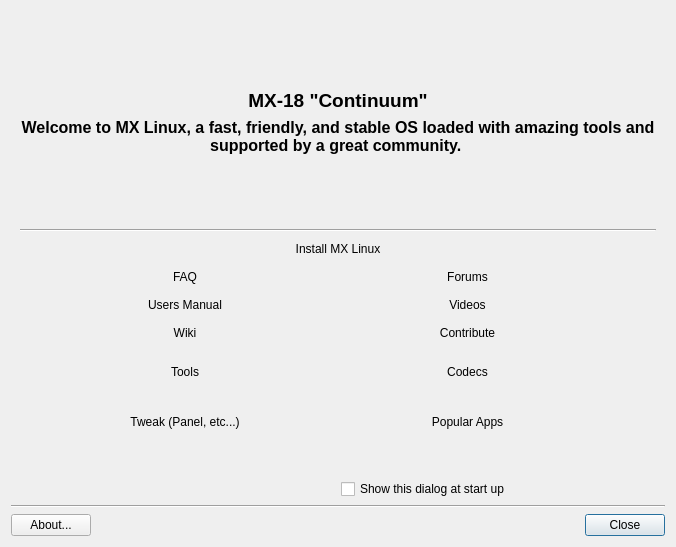
Before: the Qt Designer form mainwindow.ui in MX-Linux/mx-welcome, drawn with Qt 5.
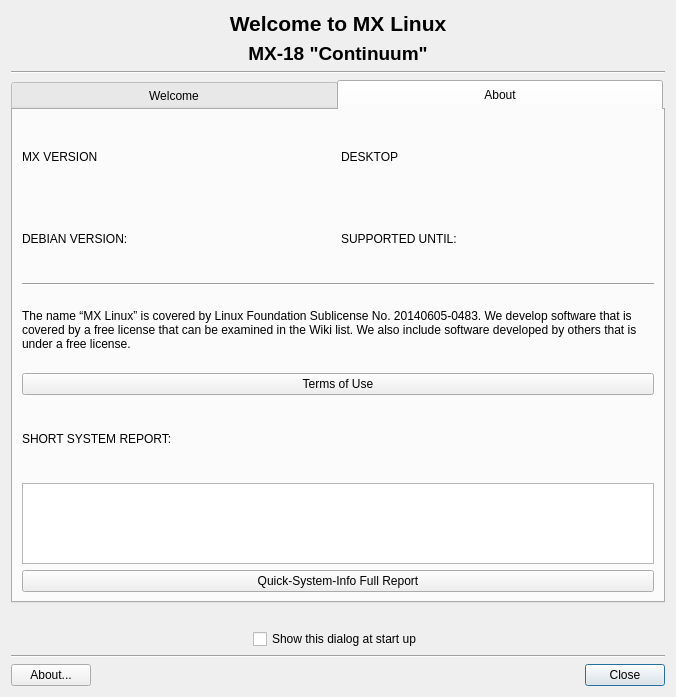
After: the same form once the commit is applied. Icons and pictures are not drawn. Custom widgets are drawn as their Qt base class.

Commit message: new about tab

```diff
--- a/mainwindow.ui
+++ b/mainwindow.ui
@@ -7,7 +7,7 @@
     <x>0</x>
     <y>0</y>
     <width>674</width>
-    <height>547</height>
+    <height>697</height>
    </rect>
   </property>
   <property name="windowTitle">
@@ -20,182 +20,9 @@
    <bool>false</bool>
   </property>
   <layout class="QGridLayout" name="gridLayout_4">
-   <item row="2" column="1">
-    <widget class="QCheckBox" name="checkBox">
-     <property name="focusPolicy">
-      <enum>Qt::NoFocus</enum>
-     </property>
-     <property name="text">
-      <string>Show this dialog at start up</string>
-     </property>
-    </widget>
-   </item>
-   <item row="5" column="0" colspan="2">
-    <layout class="QGridLayout" name="buttonBar" columnstretch="0,0,0,0,0,0,0,0,0">
-     <property name="sizeConstraint">
-      <enum>QLayout::SetDefaultConstraint</enum>
-     </property>
-     <property name="leftMargin">
-      <number>0</number>
-     </property>
-     <property name="topMargin">
-      <number>0</number>
-     </property>
-     <property name="rightMargin">
-      <number>0</number>
-     </property>
-     <property name="bottomMargin">
-      <number>0</number>
-     </property>
-     <property name="spacing">
-      <number>5</number>
-     </property>
-     <item row="0" column="3">
-      <widget class="QLabel" name="labelMX">
-       <property name="maximumSize">
-        <size>
-         <width>32</width>
-         <height>32</height>
-        </size>
-       </property>
-       <property name="midLineWidth">
-        <number>0</number>
-       </property>
-       <property name="text">
-        <string/>
-       </property>
-       <property name="pixmap">
-        <pixmap>:/icons/logo.png</pixmap>
-       </property>
-       <property name="scaledContents">
-        <bool>true</bool>
-       </property>
-      </widget>
-     </item>
-     <item row="0" column="0">
-      <widget class="QPushButton" name="buttonAbout">
-       <property name="sizePolicy">
-        <sizepolicy hsizetype="Minimum" vsizetype="Preferred">
-         <horstretch>0</horstretch>
-         <verstretch>0</verstretch>
-        </sizepolicy>
-       </property>
-       <property name="focusPolicy">
-        <enum>Qt::NoFocus</enum>
-       </property>
-       <property name="toolTip">
-        <string>About this application</string>
-       </property>
-       <property name="text">
-        <string>About...</string>
-       </property>
-       <property name="icon">
-        <iconset theme="help-about">
-         <normaloff>.</normaloff>.</iconset>
-       </property>
-       <property name="shortcut">
-        <string>Alt+B</string>
-       </property>
-       <property name="autoDefault">
-        <bool>true</bool>
-       </property>
-       <property name="default">
-        <bool>false</bool>
-       </property>
-      </widget>
-     </item>
-     <item row="0" column="5">
-      <spacer name="horizontalSpacer2">
-       <property name="orientation">
-        <enum>Qt::Horizontal</enum>
-       </property>
-       <property name="sizeType">
-        <enum>QSizePolicy::Expanding</enum>
-       </property>
-       <property name="sizeHint" stdset="0">
-        <size>
-         <width>100</width>
-         <height>20</height>
-        </size>
-       </property>
-      </spacer>
-     </item>
-     <item row="0" column="1">
-      <spacer name="horizontalSpacer1">
-       <property name="orientation">
-        <enum>Qt::Horizontal</enum>
-       </property>
-       <property name="sizeType">
-        <enum>QSizePolicy::Expanding</enum>
-       </property>
-       <property name="sizeHint" stdset="0">
-        <size>
-         <width>183</width>
-         <height>20</height>
-        </size>
-       </property>
-      </spacer>
-     </item>
-     <item row="0" column="8">
-      <widget class="QPushButton" name="buttonCancel">
-       <property name="sizePolicy">
-        <sizepolicy hsizetype="Minimum" vsizetype="Preferred">
-         <horstretch>0</horstretch>
-         <verstretch>0</verstretch>
-        </sizepolicy>
-       </property>
-       <property name="focusPolicy">
-        <enum>Qt::NoFocus</enum>
-       </property>
-       <property name="toolTip">
-        <string>Quit application</string>
-       </property>
-       <property name="text">
-        <string>Close</string>
-       </property>
-       <property name="icon">
-        <iconset theme="window-close">
-         <normaloff>.</normaloff>.</iconset>
-       </property>
-       <property name="shortcut">
-        <string>Alt+N</string>
-       </property>
-       <property name="autoDefault">
-        <bool>true</bool>
-       </property>
-       <property name="default">
-        <bool>true</bool>
-       </property>
-      </widget>
-     </item>
-    </layout>
-   </item>
-   <item row="1" column="0" colspan="2">
-    <widget class="QLabel" name="labelLoginInfo">
-     <property name="text">
-      <string/>
-     </property>
-    </widget>
-   </item>
-   <item row="4" column="0" colspan="2">
-    <widget class="Line" name="line_2">
-     <property name="orientation">
-      <enum>Qt::Horizontal</enum>
-     </property>
-    </widget>
-   </item>
    <item row="0" column="0" colspan="2">
-    <widget class="QFrame" name="frame">
-     <property name="minimumSize">
-      <size>
-       <width>654</width>
-       <height>0</height>
-      </size>
-     </property>
-     <layout class="QGridLayout" name="gridLayout_3">
-      <item row="1" column="0">
        <layout class="QGridLayout" name="gridLayout_2">
-        <item row="0" column="0">
+     <item row="1" column="0">
          <widget class="QLabel" name="labelTitle">
           <property name="text">
            <string notr="true">&lt;html&gt;&lt;head/&gt;&lt;body&gt;&lt;p align=&quot;center&quot;&gt;&lt;span style=&quot; font-size:14pt; font-weight:600;&quot;&gt;MX-18 &amp;quot;Continuum&amp;quot;&lt;/span&gt;&lt;/p&gt;&lt;/body&gt;&lt;/html&gt;</string>
@@ -205,61 +32,102 @@
           </property>
          </widget>
         </item>
-        <item row="1" column="0">
-         <widget class="QLabel" name="labelIntro">
+     <item row="0" column="0">
+      <widget class="QLabel" name="labelgraphic">
           <property name="text">
-           <string>&lt;html&gt;&lt;head/&gt;&lt;body&gt;&lt;p align=&quot;center&quot;&gt;&lt;span style=&quot; font-size:12pt; font-weight:600;&quot;&gt;Welcome to MX Linux, a fast, friendly, and stable OS loaded with amazing tools and supported by a great community. &lt;/span&gt;&lt;/p&gt;&lt;/body&gt;&lt;/html&gt;</string>
-          </property>
-          <property name="alignment">
-           <set>Qt::AlignLeading|Qt::AlignLeft|Qt::AlignVCenter</set>
-          </property>
-          <property name="wordWrap">
+        <string>&lt;html&gt;&lt;head/&gt;&lt;body&gt;&lt;p align=&quot;center&quot;&gt;&lt;span style=&quot; font-size:16pt; font-weight:600&quot;&gt;Welcome to MX Linux&lt;/span&gt;&lt;/p&gt;&lt;/body&gt;&lt;/html&gt;</string>
+       </property>
+       <property name="pixmap">
+        <pixmap>../../../../usr/share/mx-welcome/header.jpg</pixmap>
+       </property>
+       <property name="scaledContents">
            <bool>true</bool>
           </property>
          </widget>
         </item>
-       </layout>
-      </item>
       <item row="2" column="0">
-       <spacer name="verticalSpacer_2">
-        <property name="orientation">
-         <enum>Qt::Vertical</enum>
-        </property>
-        <property name="sizeType">
-         <enum>QSizePolicy::Expanding</enum>
-        </property>
-        <property name="sizeHint" stdset="0">
-         <size>
-          <width>20</width>
-          <height>0</height>
-         </size>
-        </property>
-       </spacer>
-      </item>
-      <item row="0" column="0">
-       <spacer name="verticalSpacer_1">
-        <property name="orientation">
-         <enum>Qt::Vertical</enum>
-        </property>
-        <property name="sizeType">
-         <enum>QSizePolicy::Expanding</enum>
-        </property>
-        <property name="sizeHint" stdset="0">
-         <size>
-          <width>20</width>
-          <height>0</height>
-         </size>
-        </property>
-       </spacer>
-      </item>
-      <item row="3" column="0">
        <widget class="Line" name="line_3">
         <property name="orientation">
          <enum>Qt::Horizontal</enum>
         </property>
        </widget>
       </item>
-      <item row="5" column="0">
+     <item row="3" column="0">
+      <widget class="QTabWidget" name="tabWidget">
+       <property name="minimumSize">
+        <size>
+         <width>654</width>
+         <height>0</height>
+        </size>
+       </property>
+       <property name="styleSheet">
+        <string notr="true">QTabBar::tab { height: 30px; width: 326px; } </string>
+       </property>
+       <property name="currentIndex">
+        <number>1</number>
+       </property>
+       <widget class="QWidget" name="Welcome">
+        <attribute name="title">
+         <string>Welcome</string>
+        </attribute>
+        <layout class="QGridLayout" name="gridLayout_3">
+         <item row="3" column="0">
+          <layout class="QHBoxLayout" name="horizontalLayout_4">
+           <item>
+            <spacer name="horizontalSpacer_16">
+             <property name="orientation">
+              <enum>Qt::Horizontal</enum>
+             </property>
+             <property name="sizeHint" stdset="0">
+              <size>
+               <width>13</width>
+               <height>13</height>
+              </size>
+             </property>
+            </spacer>
+           </item>
+           <item>
+            <widget class="FlatButton" name="buttonSetup">
+             <property name="focusPolicy">
+              <enum>Qt::NoFocus</enum>
+             </property>
+             <property name="text">
+              <string>Install MX Linux</string>
+             </property>
+             <property name="icon">
+              <iconset>
+               <normaloff>:/icons/setup.png</normaloff>:/icons/setup.png</iconset>
+             </property>
+             <property name="iconSize">
+              <size>
+               <width>42</width>
+               <height>42</height>
+              </size>
+             </property>
+             <property name="autoDefault">
+              <bool>true</bool>
+             </property>
+             <property name="flat">
+              <bool>true</bool>
+             </property>
+            </widget>
+           </item>
+           <item>
+            <spacer name="horizontalSpacer_17">
+             <property name="orientation">
+              <enum>Qt::Horizontal</enum>
+             </property>
+             <property name="sizeHint" stdset="0">
+              <size>
+               <width>13</width>
+               <height>13</height>
+              </size>
+             </property>
+            </spacer>
+           </item>
+          </layout>
+         </item>
+         <item row="4" column="0">
        <layout class="QGridLayout" name="gridLayout">
         <item row="0" column="5">
          <widget class="FlatButton" name="buttonForum">
@@ -730,76 +598,207 @@
           </property>
          </spacer>
         </item>
+          </layout>
+         </item>
+        </layout>
+       </widget>
+       <widget class="QWidget" name="About">
+        <attribute name="title">
+         <string>About</string>
+        </attribute>
+        <layout class="QGridLayout" name="gridLayout_6">
         <item row="0" column="0">
-         <spacer name="horizontalSpacer_7">
-          <property name="orientation">
-           <enum>Qt::Horizontal</enum>
-          </property>
-          <property name="sizeHint" stdset="0">
+          <layout class="QGridLayout" name="gridLayout_5">
+           <item row="5" column="0">
+            <widget class="QLabel" name="label_5">
+             <property name="text">
+              <string>SHORT SYSTEM REPORT:</string>
+             </property>
+            </widget>
+           </item>
+           <item row="6" column="0" colspan="4">
+            <widget class="QTextBrowser" name="textBrowser">
+             <property name="maximumSize">
            <size>
-            <width>40</width>
-            <height>20</height>
-           </size>
-          </property>
-         </spacer>
-        </item>
-        <item row="1" column="7">
-         <spacer name="horizontalSpacer_6">
-          <property name="orientation">
-           <enum>Qt::Horizontal</enum>
-          </property>
-          <property name="sizeHint" stdset="0">
-           <size>
-            <width>61</width>
-            <height>17</height>
-           </size>
-          </property>
-         </spacer>
-        </item>
-        <item row="0" column="7">
-         <spacer name="horizontalSpacer_9">
+               <width>16777215</width>
+               <height>81</height>
+              </size>
+             </property>
+             <property name="html">
+              <string>&lt;!DOCTYPE HTML PUBLIC &quot;-//W3C//DTD HTML 4.0//EN&quot; &quot;http://www.w3.org/TR/REC-html40/strict.dtd&quot;&gt;
+&lt;html&gt;&lt;head&gt;&lt;meta name=&quot;qrichtext&quot; content=&quot;1&quot; /&gt;&lt;style type=&quot;text/css&quot;&gt;
+p, li { white-space: pre-wrap; }
+&lt;/style&gt;&lt;/head&gt;&lt;body style=&quot; font-family:'Noto Sans'; font-size:10.5pt; font-weight:400; font-style:normal;&quot;&gt;
+&lt;p style=&quot;-qt-paragraph-type:empty; margin-top:0px; margin-bottom:0px; margin-left:0px; margin-right:0px; -qt-block-indent:0; text-indent:0px;&quot;&gt;&lt;br /&gt;&lt;/p&gt;&lt;/body&gt;&lt;/html&gt;</string>
+             </property>
+            </widget>
+           </item>
+           <item row="0" column="2">
+            <widget class="QLabel" name="label_3">
+             <property name="text">
+              <string>DESKTOP</string>
+             </property>
+            </widget>
+           </item>
+           <item row="1" column="0">
+            <widget class="QLabel" name="label_2">
+             <property name="text">
+              <string>DEBIAN VERSION:</string>
+             </property>
+            </widget>
+           </item>
+           <item row="1" column="3">
+            <widget class="QLabel" name="labelSupportUntil">
+             <property name="text">
+              <string/>
+             </property>
+            </widget>
+           </item>
+           <item row="1" column="2">
+            <widget class="QLabel" name="label_4">
+             <property name="text">
+              <string>SUPPORTED UNTIL:</string>
+             </property>
+            </widget>
+           </item>
+           <item row="7" column="0" colspan="4">
+            <widget class="QPushButton" name="ButtonQSI">
+             <property name="text">
+              <string>Quick-System-Info Full Report</string>
+             </property>
+            </widget>
+           </item>
+           <item row="0" column="3">
+            <widget class="QLabel" name="labelDesktopVersion">
+             <property name="text">
+              <string/>
+             </property>
+            </widget>
+           </item>
+           <item row="1" column="1">
+            <widget class="QLabel" name="LabelDebianVersion">
+             <property name="text">
+              <string/>
+             </property>
+            </widget>
+           </item>
+           <item row="4" column="0" colspan="4">
+            <widget class="QPushButton" name="buttonTOS">
+             <property name="text">
+              <string>Terms of Use</string>
+             </property>
+            </widget>
+           </item>
+           <item row="0" column="1">
+            <widget class="QLabel" name="labelMXversion">
+             <property name="text">
+              <string/>
+             </property>
+            </widget>
+           </item>
+           <item row="3" column="0" colspan="4">
+            <widget class="QLabel" name="label_10">
+             <property name="text">
+              <string>The name “MX Linux” is covered by Linux Foundation Sublicense No. 20140605-0483. We develop software that is covered by a free license that can be examined in the Wiki list. We also include software developed by others that is under a free license.</string>
+             </property>
+             <property name="wordWrap">
+              <bool>true</bool>
+             </property>
+            </widget>
+           </item>
+           <item row="0" column="0">
+            <widget class="QLabel" name="label">
+             <property name="text">
+              <string>MX VERSION</string>
+             </property>
+            </widget>
+           </item>
+           <item row="2" column="0" colspan="4">
+            <widget class="Line" name="line">
           <property name="orientation">
            <enum>Qt::Horizontal</enum>
           </property>
-          <property name="sizeHint" stdset="0">
+            </widget>
+           </item>
+          </layout>
+         </item>
+        </layout>
+       </widget>
+      </widget>
+     </item>
+    </layout>
+   </item>
+   <item row="4" column="0" colspan="2">
+    <layout class="QGridLayout" name="buttonBar" columnstretch="0,0,0,0,0,0,0,0,0">
+     <property name="sizeConstraint">
+      <enum>QLayout::SetDefaultConstraint</enum>
+     </property>
+     <property name="leftMargin">
+      <number>0</number>
+     </property>
+     <property name="topMargin">
+      <number>0</number>
+     </property>
+     <property name="rightMargin">
+      <number>0</number>
+     </property>
+     <property name="bottomMargin">
+      <number>0</number>
+     </property>
+     <property name="spacing">
+      <number>5</number>
+     </property>
+     <item row="0" column="3">
+      <widget class="QLabel" name="labelMX">
+       <property name="maximumSize">
            <size>
-            <width>61</width>
-            <height>17</height>
-           </size>
-          </property>
-         </spacer>
-        </item>
-        <item row="0" column="4">
-         <spacer name="horizontalSpacer_8">
+         <width>32</width>
+         <height>32</height>
+        </size>
+       </property>
+       <property name="midLineWidth">
+        <number>0</number>
+       </property>
+       <property name="text">
+        <string/>
+       </property>
+       <property name="pixmap">
+        <pixmap>:/icons/logo.png</pixmap>
+       </property>
+       <property name="scaledContents">
+        <bool>true</bool>
+       </property>
+      </widget>
+     </item>
+     <item row="0" column="5">
+      <spacer name="horizontalSpacer2">
           <property name="orientation">
            <enum>Qt::Horizontal</enum>
           </property>
+       <property name="sizeType">
+        <enum>QSizePolicy::Expanding</enum>
+       </property>
           <property name="sizeHint" stdset="0">
            <size>
-            <width>129</width>
-            <height>17</height>
+         <width>100</width>
+         <height>20</height>
            </size>
           </property>
          </spacer>
         </item>
-       </layout>
-      </item>
-      <item row="4" column="0">
-       <layout class="QHBoxLayout" name="horizontalLayout_4">
-        <item>
-         <spacer name="horizontalSpacer_16">
-          <property name="orientation">
-           <enum>Qt::Horizontal</enum>
-          </property>
-         </spacer>
-        </item>
-        <item>
-         <widget class="FlatButton" name="buttonSetup">
+     <item row="0" column="8">
+      <widget class="QPushButton" name="buttonCancel">
+       <property name="sizePolicy">
+        <sizepolicy hsizetype="Minimum" vsizetype="Preferred">
+         <horstretch>0</horstretch>
+         <verstretch>0</verstretch>
+        </sizepolicy>
+       </property>
           <property name="focusPolicy">
            <enum>Qt::NoFocus</enum>
           </property>
           <property name="text">
-           <string>Install MX Linux</string>
+        <string>Close</string>
           </property>
           <property name="icon">
            <iconset>
@@ -814,21 +813,83 @@
           <property name="autoDefault">
            <bool>true</bool>
           </property>
-          <property name="flat">
+       <property name="default">
            <bool>true</bool>
           </property>
          </widget>
         </item>
-        <item>
-         <spacer name="horizontalSpacer_17">
+     <item row="0" column="0">
+      <widget class="QPushButton" name="buttonAbout">
+       <property name="sizePolicy">
+        <sizepolicy hsizetype="Minimum" vsizetype="Preferred">
+         <horstretch>0</horstretch>
+         <verstretch>0</verstretch>
+        </sizepolicy>
+       </property>
+       <property name="focusPolicy">
+        <enum>Qt::NoFocus</enum>
+       </property>
+       <property name="toolTip">
+        <string>About this application</string>
+       </property>
+       <property name="text">
+        <string>About...</string>
+       </property>
+       <property name="icon">
+        <iconset theme="help-about">
+         <normaloff>.</normaloff>.</iconset>
+       </property>
+       <property name="shortcut">
+        <string>Alt+B</string>
+       </property>
+       <property name="autoDefault">
+        <bool>true</bool>
+       </property>
+       <property name="default">
+        <bool>false</bool>
+       </property>
+      </widget>
+     </item>
+     <item row="0" column="1">
+      <spacer name="horizontalSpacer1">
           <property name="orientation">
            <enum>Qt::Horizontal</enum>
           </property>
+       <property name="sizeType">
+        <enum>QSizePolicy::Expanding</enum>
+       </property>
+       <property name="sizeHint" stdset="0">
+        <size>
+         <width>183</width>
+         <height>20</height>
+        </size>
+       </property>
          </spacer>
         </item>
        </layout>
       </item>
-     </layout>
+   <item row="3" column="0" colspan="2">
+    <widget class="Line" name="line_2">
+     <property name="orientation">
+      <enum>Qt::Horizontal</enum>
+     </property>
+    </widget>
+   </item>
+   <item row="2" column="0" colspan="2" alignment="Qt::AlignHCenter">
+    <widget class="QCheckBox" name="checkBox">
+     <property name="focusPolicy">
+      <enum>Qt::NoFocus</enum>
+     </property>
+     <property name="text">
+      <string>Show this dialog at start up</string>
+     </property>
+    </widget>
+   </item>
+   <item row="1" column="0" colspan="2">
+    <widget class="QLabel" name="labelLoginInfo">
+     <property name="text">
+      <string/>
+     </property>
     </widget>
    </item>
   </layout>
```
Left out of the diff: 448 changed lines with no effect on the pictures. Lines whose indentation alone changed are shown as unchanged. The commit also changes 5 other files.
